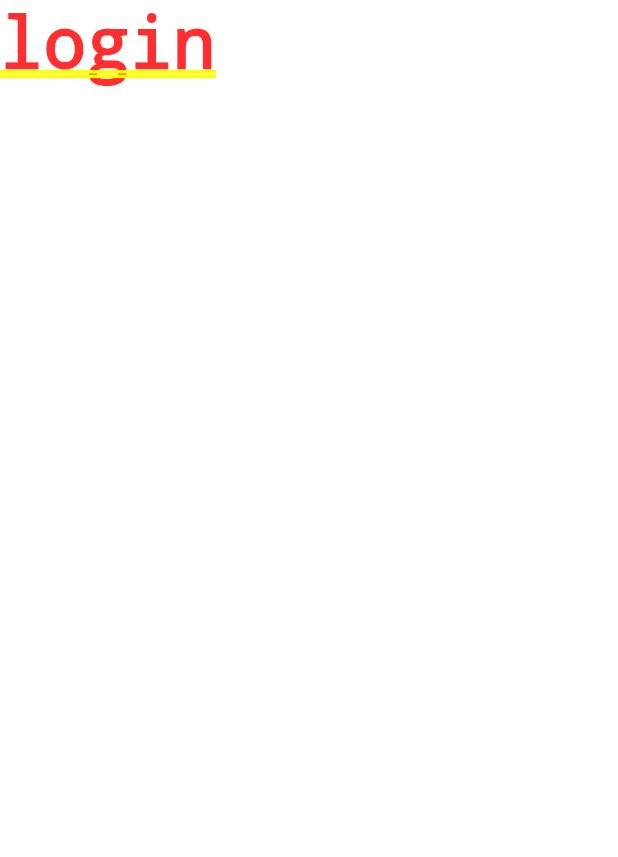
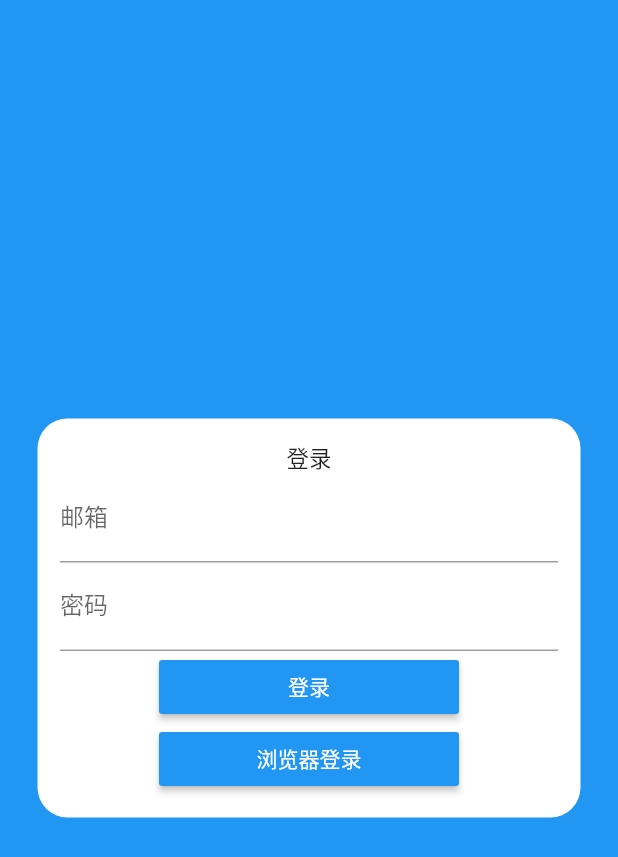
Before and after one commit to xfans/flutter_gitee, a Flutter app: the screen it shows after launch, on a phone screen of 412 x 824 dp. Shown: the top 857 px of the screen. Run offline on Flutter 3.47's test engine with Material 2 defaults, Android fonts, the phone set to English and light mode, and no system bars; our stand-ins replace shared_preferences; missing offline and left inert: infinite_listview; generated files the repository leaves out were written again; network calls fail.

Commit message:
login page

```diff
--- a/lib/loading.dart
+++ b/lib/loading.dart
@@ -19,7 +19,7 @@ class _LoadingPageState extends State<LoadingPage> {
     Future.delayed(Duration(seconds: 3), () {
       UserModel userModel = Provider.of<UserModel>(context,listen: false);
       if (userModel.isLogin) {
-        Navigator.of(context).pushReplacementNamed("home_main");
+        Navigator.of(context).pushReplacementNamed("login");
       } else {
         Navigator.of(context).pushReplacementNamed("login");
       }
--- a/lib/page/login_page.dart
+++ b/lib/page/login_page.dart
@@ -1,5 +1,4 @@
 import 'package:flutter/material.dart';
-import 'package:flutter_gitreader/model/user.dart';
 import 'package:flutter_gitreader/provider/user_model.dart';
 import 'package:flutter_gitreader/service/api.dart';
 import 'package:provider/provider.dart';
@@ -18,15 +17,54 @@ class LoginPageState extends State<LoginPage> {
 
   @override
   Widget build(BuildContext context) {
-    return Container(
-      child: Text("login"),
+    return Scaffold(
+      body: Container(
+        decoration: BoxDecoration(color: Colors.blue),
+        padding: const EdgeInsets.only(left: 25, right: 25),
+        child: Center(
+          child: Container(
+            padding: const EdgeInsets.all(15),
+            decoration: BoxDecoration(
+              color: Colors.white,
+              borderRadius: BorderRadius.all(Radius.circular(20.0)),
+            ),
+            child: Column(
+              mainAxisSize: MainAxisSize.min,
+              children: <Widget>[
+                Text(
+                  "登录",
+                  style: TextStyle(fontSize: 15),
+                ),
+                TextField(
+                  decoration: InputDecoration(labelText: "邮箱"),
+                ),
+                TextField(
+                  decoration: InputDecoration(labelText: "密码"),
+                ),
+                MaterialButton(
+                    minWidth: 200,
+                    color: Colors.blue,
+                    textColor: Colors.white,
+                    child: Text("登录"),
+                    onPressed: () {}),
+                MaterialButton(
+                    minWidth: 200,
+                    color: Colors.blue,
+                    textColor: Colors.white,
+                    child: Text("浏览器登录"),
+                    onPressed: () {})
+              ],
+            ),
+          ),
+        ),
+      ),
     );
   }
 
-  void _getUser() async{
+  void _getUser() async {
     var user = await Api().getUser();
-    if(user != null){
-      UserModel userModel = Provider.of<UserModel>(context,listen: false);
+    if (user != null) {
+      UserModel userModel = Provider.of<UserModel>(context, listen: false);
       userModel.user = user;
     }
   }
```
